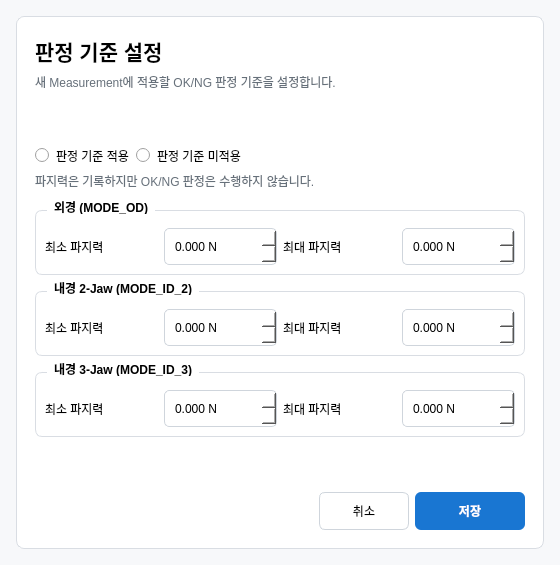
Before: the Qt Designer form pc_app/windows/settings/judgement_settings.ui in byeonatt/CoREP24_Team5, drawn with Qt 5.
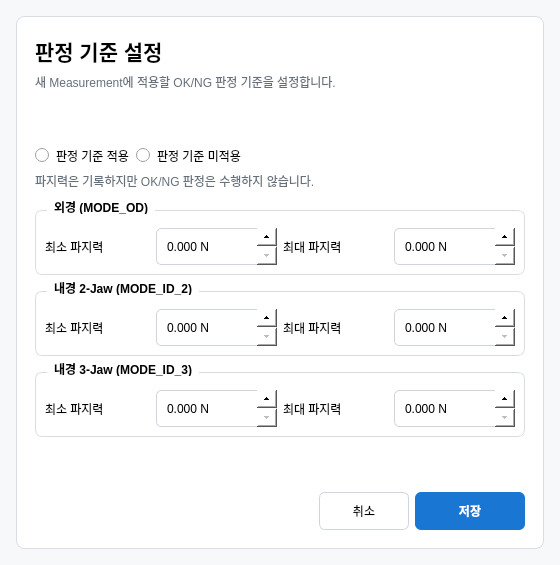
After: the same form once the commit is applied.

```diff
--- a/pc_app/windows/settings/judgement_settings.ui
+++ b/pc_app/windows/settings/judgement_settings.ui
@@ -62,9 +62,21 @@
     background: white;
     border: 1px solid #cfd5dc;
     border-radius: 5px;
-    padding: 5px 8px;
+    padding: 5px 24px 5px 8px;
     min-height: 25px;
 }
+
+QDoubleSpinBox::up-button {
+    subcontrol-origin: border;
+    subcontrol-position: top right;
+    width: 20px;
+}
+
+QDoubleSpinBox::down-button {
+    subcontrol-origin: border;
+    subcontrol-position: bottom right;
+    width: 20px;
+}
 QPushButton {
     background: #ffffff;
     border: 1px solid #cfd5dc;
```
